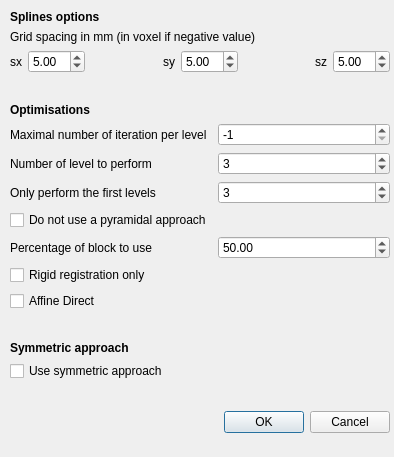
First picture: the form in plugin/registration/registrationAdvancedOptions.ui, repository shakes76/smili, before the edit.
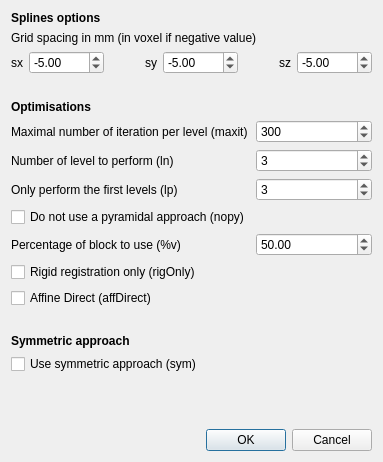
Second picture: the form after the edit.

The edit to the form file:
```diff
--- a/plugin/registration/registrationAdvancedOptions.ui
+++ b/plugin/registration/registrationAdvancedOptions.ui
@@ -6,28 +6,15 @@
    <rect>
     <x>0</x>
     <y>0</y>
-    <width>394</width>
-    <height>457</height>
+    <width>383</width>
+    <height>462</height>
    </rect>
   </property>
-  <property name="sizePolicy">
-   <sizepolicy hsizetype="Fixed" vsizetype="Fixed">
-    <horstretch>0</horstretch>
-    <verstretch>0</verstretch>
-   </sizepolicy>
-  </property>
   <property name="windowTitle">
    <string>Dialog</string>
   </property>
-  <widget class="QWidget" name="verticalLayoutWidget">
-   <property name="geometry">
-    <rect>
-     <x>10</x>
-     <y>10</y>
-     <width>380</width>
-     <height>423</height>
-    </rect>
-   </property>
+  <layout class="QGridLayout" name="gridLayout">
+   <item row="0" column="0">
    <layout class="QVBoxLayout" name="verticalLayout">
     <item>
      <widget class="QLabel" name="titleSplinesOptions">
@@ -66,8 +53,14 @@
       </item>
       <item>
        <widget class="QDoubleSpinBox" name="spinBoxSx">
+         <property name="minimum">
+          <double>-9999.000000000000000</double>
+         </property>
+         <property name="maximum">
+          <double>9999.000000000000000</double>
+         </property>
         <property name="value">
-         <double>5.000000000000000</double>
+          <double>-5.000000000000000</double>
         </property>
        </widget>
       </item>
@@ -78,8 +71,8 @@
         </property>
         <property name="sizeHint" stdset="0">
          <size>
-          <width>40</width>
-          <height>20</height>
+           <width>10</width>
+           <height>0</height>
          </size>
         </property>
        </spacer>
@@ -93,8 +86,14 @@
       </item>
       <item>
        <widget class="QDoubleSpinBox" name="spinBoxSy">
+         <property name="minimum">
+          <double>-9999.000000000000000</double>
+         </property>
+         <property name="maximum">
+          <double>9999.000000000000000</double>
+         </property>
         <property name="value">
-         <double>5.000000000000000</double>
+          <double>-5.000000000000000</double>
         </property>
        </widget>
       </item>
@@ -105,8 +104,8 @@
         </property>
         <property name="sizeHint" stdset="0">
          <size>
-          <width>40</width>
-          <height>20</height>
+           <width>10</width>
+           <height>0</height>
          </size>
         </property>
        </spacer>
@@ -120,8 +119,14 @@
       </item>
       <item>
        <widget class="QDoubleSpinBox" name="spinBoxSz">
+         <property name="minimum">
+          <double>-9999.000000000000000</double>
+         </property>
+         <property name="maximum">
+          <double>9999.000000000000000</double>
+         </property>
         <property name="value">
-         <double>5.000000000000000</double>
+          <double>-5.000000000000000</double>
         </property>
        </widget>
       </item>
@@ -132,10 +137,13 @@
       <property name="orientation">
        <enum>Qt::Vertical</enum>
       </property>
+       <property name="sizeType">
+        <enum>QSizePolicy::Minimum</enum>
+       </property>
       <property name="sizeHint" stdset="0">
        <size>
         <width>20</width>
-        <height>40</height>
+         <height>20</height>
        </size>
       </property>
      </spacer>
@@ -160,7 +168,7 @@
         <item>
          <widget class="QLabel" name="lblMaxItLevel">
           <property name="text">
-           <string>Maximal number of iteration per level</string>
+            <string>Maximal number of iteration per level (maxit)</string>
           </property>
          </widget>
         </item>
@@ -169,20 +177,20 @@
       <item row="0" column="1">
        <widget class="QSpinBox" name="spinBoxMaxItLevel">
         <property name="minimum">
-         <number>-1</number>
+          <number>1</number>
         </property>
         <property name="maximum">
          <number>999999999</number>
         </property>
         <property name="value">
-         <number>-1</number>
+          <number>300</number>
         </property>
        </widget>
       </item>
       <item row="1" column="0">
        <widget class="QLabel" name="lblNbLevel">
         <property name="text">
-         <string>Number of level to perform</string>
+          <string>Number of level to perform (ln)</string>
         </property>
        </widget>
       </item>
@@ -202,7 +210,7 @@
       <item row="2" column="0">
        <widget class="QLabel" name="lblFirstLevels">
         <property name="text">
-         <string>Only perform the first levels</string>
+          <string>Only perform the first levels (lp)</string>
         </property>
        </widget>
       </item>
@@ -222,14 +230,14 @@
       <item row="3" column="0">
        <widget class="QCheckBox" name="checkBoxPyramidalApproach">
         <property name="text">
-         <string>Do not use a pyramidal approach</string>
+          <string>Do not use a pyramidal approach (nopy)</string>
         </property>
        </widget>
       </item>
       <item row="4" column="0">
        <widget class="QLabel" name="lblPctOfBlock">
         <property name="text">
-         <string>Percentage of block to use</string>
+          <string>Percentage of block to use (%v)</string>
         </property>
        </widget>
       </item>
@@ -246,14 +254,14 @@
       <item row="5" column="0">
        <widget class="QCheckBox" name="checkBoxRigidRegistrationOnly">
         <property name="text">
-         <string>Rigid registration only</string>
+          <string>Rigid registration only (rigOnly)</string>
         </property>
        </widget>
       </item>
       <item row="6" column="0">
        <widget class="QCheckBox" name="checkBoxAffineDirect">
         <property name="text">
-         <string>Affine Direct</string>
+          <string>Affine Direct (affDirect)</string>
         </property>
        </widget>
       </item>
@@ -264,10 +272,13 @@
       <property name="orientation">
        <enum>Qt::Vertical</enum>
       </property>
+       <property name="sizeType">
+        <enum>QSizePolicy::Minimum</enum>
+       </property>
       <property name="sizeHint" stdset="0">
        <size>
         <width>20</width>
-        <height>40</height>
+         <height>20</height>
        </size>
       </property>
      </spacer>
@@ -288,7 +299,7 @@
     <item>
      <widget class="QCheckBox" name="checkBoxSymmetricApproach">
       <property name="text">
-       <string>Use symmetric approach</string>
+        <string>Use symmetric approach (sym)</string>
       </property>
      </widget>
     </item>
@@ -297,10 +308,13 @@
       <property name="orientation">
        <enum>Qt::Vertical</enum>
       </property>
+       <property name="sizeType">
+        <enum>QSizePolicy::Expanding</enum>
+       </property>
       <property name="sizeHint" stdset="0">
        <size>
         <width>20</width>
-        <height>40</height>
+         <height>20</height>
        </size>
       </property>
      </spacer>
@@ -316,9 +330,8 @@
      </widget>
     </item>
    </layout>
-  </widget>
-  <zorder>verticalLayoutWidget</zorder>
-  <zorder>titleSplinesOptions</zorder>
+   </item>
+  </layout>
  </widget>
  <resources/>
  <connections>
```
Left out of the diff: 28 changed lines with no effect on the pictures. Lines whose indentation alone changed are shown as unchanged.
